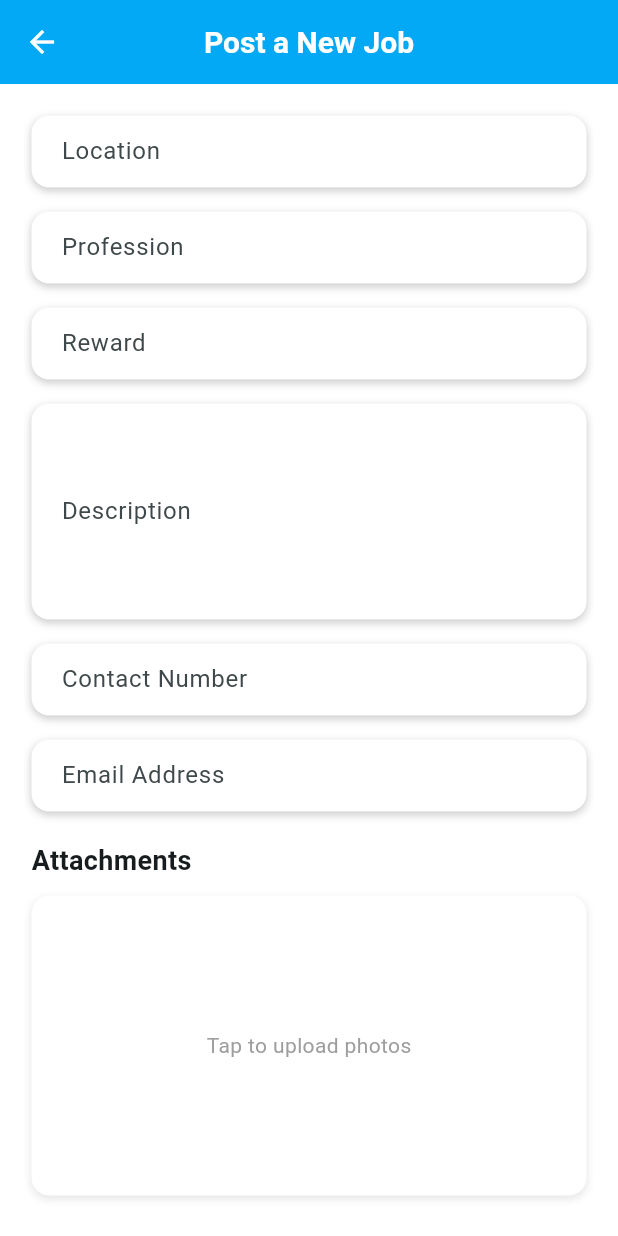
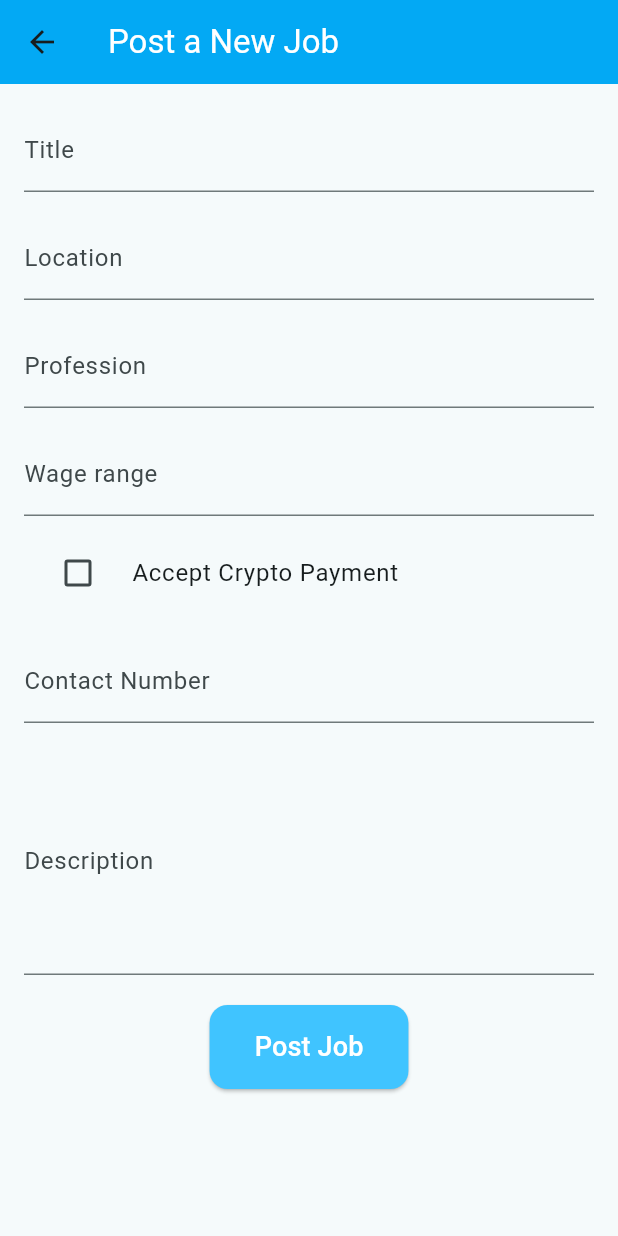
Before and after one commit to cchrisha/Community-Guild, a Flutter app: the PostPage screen opened directly, on a phone screen of 412 x 824 dp. Run offline on Flutter 3.47's test engine with Material 3 defaults, Android fonts, the phone set to English and light mode, and no system bars; our stand-ins replace equatable, flutter_bloc, get, google_fonts, image_picker, shared_preferences; missing offline and left inert: reown_appkit; accounts and stored records are empty; network calls fail.

Commit message:
bloc the postpage and few changes in the uii

```diff
--- /dev/null
+++ b/lib/bloc/post/post_bloc.dart
@@ -0,0 +1,22 @@
+import 'package:flutter_bloc/flutter_bloc.dart';
+import 'post_event.dart';
+import 'post_state.dart';
+
+class PostBloc extends Bloc<PostEvent, PostState> {
+  PostBloc() : super(PostInitial()) {
+    on<SubmitJob>((event, emit) async {
+      emit(PostLoading());
+      try {
+        // Simulate a network call for job posting API call
+        await Future.delayed(const Duration(seconds: 2));
+
+        // Here you would normally send the job data to your backend
+        // For example: await jobRepository.postJob(event);
+
+        emit(PostSuccess());
+      } catch (e) {
+        emit(PostFailure('Failed to post job.'));
+      }
+    });
+  }
+}
--- /dev/null
+++ b/lib/bloc/post/post_event.dart
@@ -0,0 +1,30 @@
+import 'package:equatable/equatable.dart';
+
+abstract class PostEvent extends Equatable {
+  @override
+  List<Object?> get props => [];
+}
+
+class SubmitJob extends PostEvent {
+  final String title;
+  final String location;
+  final String profession;
+  final String wageRange;
+  final String contact;
+  final String description;
+  final bool isCrypto;
+
+  SubmitJob({
+    required this.title,
+    required this.location,
+    required this.profession,
+    required this.wageRange,
+    required this.contact,
+    required this.description,
+    required this.isCrypto,
+  });
+
+  @override
+  List<Object?> get props =>
+      [title, location, profession, wageRange, contact, description, isCrypto];
+}
--- /dev/null
+++ b/lib/bloc/post/post_state.dart
@@ -0,0 +1,21 @@
+import 'package:equatable/equatable.dart';
+
+abstract class PostState extends Equatable {
+  @override
+  List<Object?> get props => [];
+}
+
+class PostInitial extends PostState {}
+
+class PostLoading extends PostState {}
+
+class PostSuccess extends PostState {}
+
+class PostFailure extends PostState {
+  final String message;
+
+  PostFailure(this.message);
+
+  @override
+  List<Object?> get props => [message];
+}
--- a/lib/screens/post_page.dart
+++ b/lib/screens/post_page.dart
@@ -1,6 +1,8 @@
 import 'package:flutter/material.dart';
-import 'package:image_picker/image_picker.dart';
-import '../widget/post_page/post_page_ui.dart';
+import 'package:flutter_bloc/flutter_bloc.dart';
+import '../bloc/post/post_bloc.dart'; // Import your PostBloc
+import '../bloc/post/post_event.dart';
+import '../bloc/post/post_state.dart';
 
 class PostPage extends StatefulWidget {
   const PostPage({super.key});
@@ -11,87 +13,94 @@ class PostPage extends StatefulWidget {
 
 class PostPageState extends State<PostPage> {
   final _formKey = GlobalKey<FormState>();
+  final TextEditingController _titleController = TextEditingController();
   final TextEditingController _locationController = TextEditingController();
   final TextEditingController _professionController = TextEditingController();
   final TextEditingController _rewardController = TextEditingController();
   final TextEditingController _descriptionController = TextEditingController();
   final TextEditingController _contactController = TextEditingController();
-  final TextEditingController _emailController = TextEditingController();
 
-  final List<XFile> _images = [];
-
-  Future<void> _pickImages() async {
-    final ImagePicker picker = ImagePicker();
-    final List<XFile>? images = await picker.pickMultiImage();
-    if (images != null) {
-      setState(() {
-        _images.addAll(images);
-      });
-    }
-  }
-
-  void _removeImage(int index) {
-    setState(() {
-      _images.removeAt(index);
-    });
-  }
+  bool _isCrypto = false;
 
   @override
   Widget build(BuildContext context) {
-    return Scaffold(
+    return BlocProvider(
+      create: (context) => PostBloc(),
+      child: Scaffold(
         appBar: AppBar(
-        title: const Text(
-          'Post a New Job',
-          style: TextStyle(
-            fontSize: 20,
-            fontWeight: FontWeight.bold,
-            color: Colors.white,
-          ),
-        ),
+          title: const Text('Post a New Job',
+              style: TextStyle(color: Colors.white)),
           backgroundColor: Colors.lightBlue,
-        elevation: 0,
-        centerTitle: true,
           leading: IconButton(
-          icon: const Icon(Icons.arrow_back, color: Colors.white),
+            icon: const Icon(Icons.arrow_back),
             onPressed: () {
               Navigator.pop(context);
             },
           ),
         ),
-      backgroundColor: const Color.fromARGB(255, 255, 255, 255),
         body: Padding(
           padding: const EdgeInsets.all(16.0),
           child: SingleChildScrollView(
-          child: Padding(
-            padding: const EdgeInsets.all(5.0),
             child: Form(
               key: _formKey,
               child: Column(
                 crossAxisAlignment: CrossAxisAlignment.start,
                 children: [
+                  buildTextField(_titleController, 'Title'),
+                  const SizedBox(height: 16),
                   buildTextField(_locationController, 'Location'),
                   const SizedBox(height: 16),
                   buildTextField(_professionController, 'Profession'),
                   const SizedBox(height: 16),
-                  buildTextField(_rewardController, 'Reward'),
-                  const SizedBox(height: 16),
-                  buildTextField(
-                    _descriptionController,
-                    'Description',
-                    maxLines: 5,
+                  buildTextField(_rewardController, 'Wage range'),
+                  const SizedBox(height: 10),
+                  CheckboxListTile(
+                    title: const Text("Accept Crypto Payment"),
+                    value: _isCrypto,
+                    onChanged: (bool? value) {
+                      setState(() {
+                        _isCrypto = value ?? false;
+                      });
+                    },
+                    controlAffinity: ListTileControlAffinity.leading,
                   ),
                   const SizedBox(height: 16),
                   buildTextField(_contactController, 'Contact Number'),
                   const SizedBox(height: 16),
-                  buildTextField(_emailController, 'Email Address'),
-                  const SizedBox(height: 20),
-                  buildAttachmentSection(_images, _pickImages, _removeImage),
+                  buildTextField(_descriptionController, 'Description',
+                      maxLines: 5),
                   const SizedBox(height: 20),
                   Center(
-                    child: ElevatedButton(
+                    child: BlocConsumer<PostBloc, PostState>(
+                      listener: (context, state) {
+                        if (state is PostSuccess) {
+                          // Navigate back to home page or show a success message
+                          Navigator.pop(context);
+                        } else if (state is PostFailure) {
+                          ScaffoldMessenger.of(context).showSnackBar(
+                            SnackBar(content: Text(state.message)),
+                          );
+                        }
+                      },
+                      builder: (context, state) {
+                        if (state is PostLoading) {
+                          return const CircularProgressIndicator();
+                        }
+                        return ElevatedButton(
                           onPressed: () {
                             if (_formKey.currentState?.validate() ?? false) {
-                          // Handle form submission
+                              // Dispatch SubmitJob event
+                              BlocProvider.of<PostBloc>(context).add(
+                                SubmitJob(
+                                  title: _titleController.text,
+                                  location: _locationController.text,
+                                  profession: _professionController.text,
+                                  wageRange: _rewardController.text,
+                                  contact: _contactController.text,
+                                  description: _descriptionController.text,
+                                  isCrypto: _isCrypto,
+                                ),
+                              );
                             }
                           },
                           style: ElevatedButton.styleFrom(
@@ -102,10 +111,11 @@ class PostPageState extends State<PostPage> {
                               borderRadius: BorderRadius.circular(12),
                             ),
                           ),
-                      child: const Text(
-                        'Post Job',
-                        style: TextStyle(fontSize: 18, color: Colors.white),
-                      ),
+                          child: const Text('Post Job',
+                              style:
+                                  TextStyle(fontSize: 18, color: Colors.white)),
+                        );
+                      },
                     ),
                   ),
                 ],
@@ -116,4 +126,19 @@ class PostPageState extends State<PostPage> {
       ),
     );
   }
+
+  Widget buildTextField(TextEditingController controller, String label,
+      {int maxLines = 1}) {
+    return TextFormField(
+      controller: controller,
+      maxLines: maxLines,
+      decoration: InputDecoration(labelText: label),
+      validator: (value) {
+        if (value == null || value.isEmpty) {
+          return 'Please enter $label';
         }
+        return null;
+      },
+    );
+  }
+}
```
Also changed, not shown: lib/screens/about_job.dart (+45 -20 lines), lib/screens/home.dart (+11 -1 lines), lib/screens/job_detail.dart (+20 -9 lines), lib/screens/setting.dart (+0 -25 lines), lib/widget/about_job/job_card.dart (+13 -4 lines), lib/widget/home/job_card.dart (+9 -2 lines), lib/widget/settings/switch_tile.dart (deleted, +0 -26 lines). Lines whose indentation alone changed are shown as unchanged.
